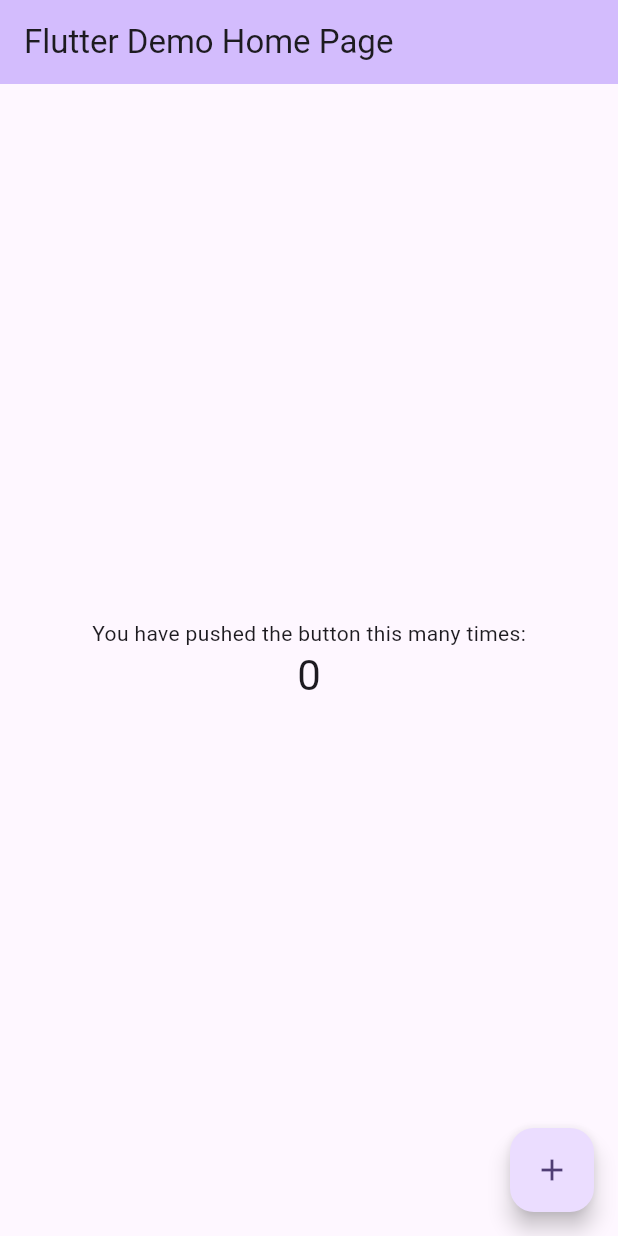
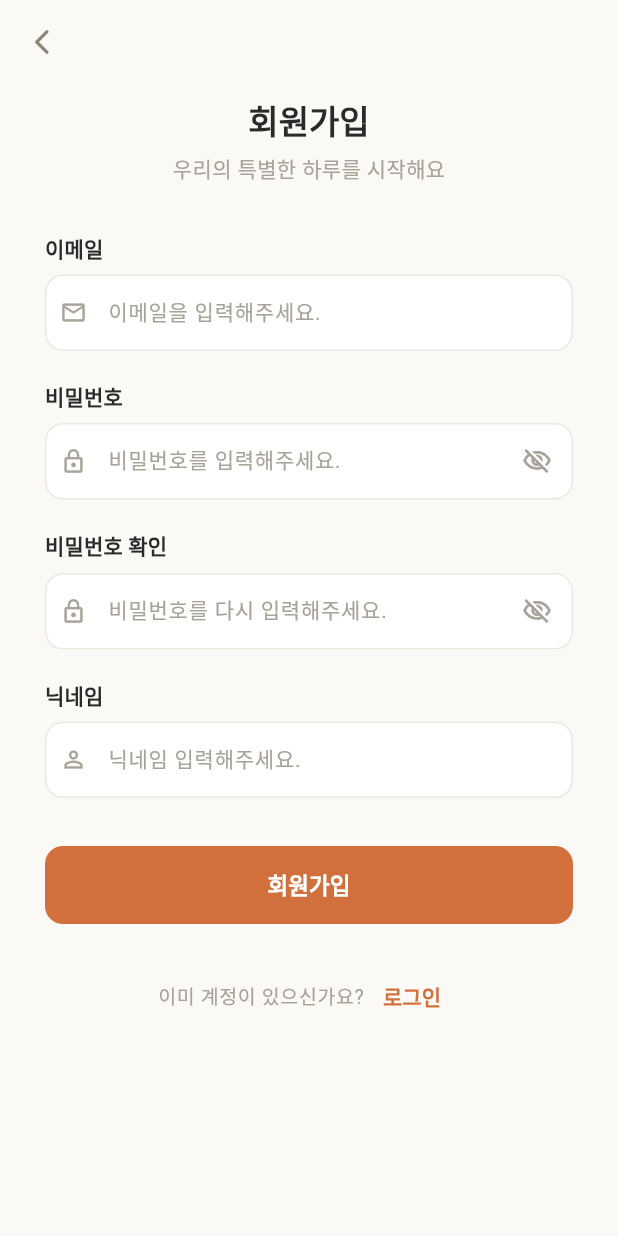
Before and after one commit to kobeay/couple-schedule-app, a Flutter app: the screen it shows after launch, on a phone screen of 412 x 824 dp. Run offline on Flutter 3.47's test engine with Material 3 defaults, Android fonts, the phone set to English and light mode, and no system bars; our stand-ins replace flutter_riverpod; Roboto replaces fonts that are missing (Pretendard).

Commit message:
feat: 회원가입 화면 UI 구현 (#1)

```diff
--- /dev/null
+++ b/lib/app/theme/app_color_scheme.dart
@@ -0,0 +1,38 @@
+import 'package:flutter/material.dart';
+
+import 'app_colors.dart';
+
+/// 앱 색상을 Material 3의 의미별 색상 역할에 연결
+abstract final class AppColorScheme {
+  static const light = ColorScheme(
+    brightness: Brightness.light, // 라이트 테마
+    // 앱의 주요 강조 색상
+    primary: AppColors.primary,
+    onPrimary: AppColors.surface, // Primary 위의 텍스트/아이콘
+    primaryContainer: AppColors.primaryContainer, // Primary 계열의 연한 영역
+    onPrimaryContainer: AppColors.onPrimaryContainer, // 해당 영역 위 텍스트
+    // Secondary - 내 일정
+    secondary: AppColors.mySchedule,
+    onSecondary: AppColors.surface,
+    secondaryContainer: AppColors.myScheduleContainer,
+    onSecondaryContainer: AppColors.onMySchedule,
+
+    // Tertiary - 우리 일정
+    tertiary: AppColors.sharedSchedule,
+    onTertiary: AppColors.surface,
+    tertiaryContainer: AppColors.sharedScheduleContainer,
+    onTertiaryContainer: AppColors.onSharedSchedule,
+
+    // 오류/삭제
+    error: AppColors.destructive,
+    onError: AppColors.surface, // 오류 색상 위의 텍스트/아이콘
+    // 카드, 입력창 등의 표면
+    surface: AppColors.surface,
+    onSurface: AppColors.textPrimary, // Surface 위 기본 텍스트
+    surfaceContainerHighest: AppColors.surfaceMuted, // 구분용 연한 표면
+    onSurfaceVariant: AppColors.textSecondary, // 보조 텍스트
+    // 테두리/구분선
+    outline: AppColors.outline,
+    outlineVariant: AppColors.outlineSubtle,
+  );
+}
--- /dev/null
+++ b/lib/app/theme/app_colors.dart
@@ -0,0 +1,52 @@
+import 'package:flutter/material.dart';
+
+/// Couple Schedule 앱에서 사용하는 공통 색상
+abstract final class AppColors {
+  // 기본 배경/표면
+  static const background = Color(0xFFFAF9F6); // 화면 전체 배경
+  static const surface = Color(0xFFFFFFFF); // 카드, 입력창 등 흰색 표면
+  static const surfaceMuted = Color(0xFFF5F3EE); // 구분이 필요한 연한 배경
+
+  // Primary
+  static const primary = Color(0xFFD2703D); // 주요 버튼, 강조 요소
+  static const primaryContainer = Color(0xFFFFF6EE); // Primary 계열의 연한 배경
+  static const onPrimaryContainer = Color(0xFF8A6650); // Primary 연한 배경 위 텍스트
+  static const primaryContainerOutline = Color(0xFFF3E2D2); // Primary 계열 영역 테두리
+
+  // Text
+  static const textPrimary = Color(0xFF2B2A28); // 제목, 본문 등 기본 텍스트
+  static const textSecondary = Color(0xFF6B6860); // 설명 등 보조 텍스트
+  static const textIcon = Color(0xFF8A8778); // 뒤로가기 등 보조 아이콘
+  static const textTertiary = Color(0xFFA8A399); // Hint 등 약한 텍스트
+  static const textDisabled = Color(0xFFC7C2B6); // 비활성화 텍스트
+
+  // Border
+  static const outline = Color(0xFFECE8E0); // 입력창, 카드 등 기본 테두리
+  static const outlineSubtle = Color(0xFFF2EFE9); // Divider 등 약한 구분선
+  static const destructiveOutline = Color(0xFFECE0D8); // 삭제/위험 요소 테두리
+
+  // 상태/기타
+  static const destructive = Color(0xFFC97B6B); // 삭제, 오류 등 위험 요소
+  static const navigationInactive = Color(0xFFB4AFA3); // 선택되지 않은 네비게이션 아이콘
+  static const switchInactive = Color(0xFFE4E1D8); // 꺼진 Switch
+  static const calendarSaturday = Color(0xFF7C93C9); // 달력 토요일
+  static const calendarSunday = destructive; // 달력 일요일
+
+  // 내 일정
+  static const mySchedule = Color(0xFF6F83E6); // 내 일정 대표색
+  static const onMySchedule = Color(0xFF4A5DC9); // 내 일정 연한 배경 위 텍스트
+  static const myScheduleContainer = Color(0xFFE9ECFC); // 내 일정 연한 배경
+
+  // 상대방 일정
+  static const partnerSchedule = Color(0xFFE887A8); // 상대방 일정 대표색
+  static const onPartnerSchedule = Color(0xFFB23D68); // 상대방 일정 연한 배경 위 텍스트
+  static const partnerScheduleContainer = Color(0xFFFBEAF0); // 상대방 일정 연한 배경
+
+  // 우리 일정
+  static const sharedSchedule = Color(0xFFA987D4); // 우리 일정 대표색
+  static const onSharedSchedule = Color(0xFF7A56B0); // 우리 일정 연한 배경 위 텍스트
+  static const sharedScheduleContainer = Color(0xFFF1E9F8); // 우리 일정 연한 배경
+
+  // 소셜 로그인
+  static const kakao = Color(0xFFFEE500); // 카카오 로그인 버튼
+}
--- /dev/null
+++ b/lib/app/theme/app_text_theme.dart
@@ -0,0 +1,110 @@
+import 'package:flutter/material.dart';
+
+import 'app_colors.dart';
+
+/// 앱에서 사용하는 공통 텍스트 스타일
+abstract final class AppTextTheme {
+  static const fontFamily = 'Pretendard';
+
+  static const light = TextTheme(
+    // 매우 큰 강조 텍스트
+    displayLarge: TextStyle(
+      fontFamily: fontFamily,
+      fontSize: 38,
+      fontWeight: FontWeight.w700,
+      color: AppColors.textPrimary,
+    ),
+    displayMedium: TextStyle(
+      fontFamily: fontFamily,
+      fontSize: 28,
+      fontWeight: FontWeight.w700,
+      color: AppColors.textPrimary,
+    ),
+    displaySmall: TextStyle(
+      fontFamily: fontFamily,
+      fontSize: 26,
+      fontWeight: FontWeight.w700,
+      color: AppColors.textPrimary,
+    ),
+
+    // 화면/섹션 제목
+    headlineLarge: TextStyle(
+      fontFamily: fontFamily,
+      fontSize: 22,
+      fontWeight: FontWeight.w700,
+      color: AppColors.textPrimary,
+    ),
+    headlineMedium: TextStyle(
+      fontFamily: fontFamily,
+      fontSize: 18,
+      fontWeight: FontWeight.w700,
+      color: AppColors.textPrimary,
+    ),
+    headlineSmall: TextStyle(
+      fontFamily: fontFamily,
+      fontSize: 16,
+      fontWeight: FontWeight.w700,
+      color: AppColors.textPrimary,
+    ),
+
+    // 작은 제목, 강조 텍스트
+    titleLarge: TextStyle(
+      fontFamily: fontFamily,
+      fontSize: 15,
+      fontWeight: FontWeight.w700,
+      color: AppColors.textPrimary,
+    ),
+    titleMedium: TextStyle(
+      fontFamily: fontFamily,
+      fontSize: 15,
+      fontWeight: FontWeight.w600,
+      color: AppColors.textPrimary,
+    ),
+    titleSmall: TextStyle(
+      fontFamily: fontFamily,
+      fontSize: 14,
+      fontWeight: FontWeight.w600,
+      color: AppColors.textPrimary,
+    ),
+
+    // 일반 본문/설명
+    bodyLarge: TextStyle(
+      fontFamily: fontFamily,
+      fontSize: 15,
+      fontWeight: FontWeight.w400,
+      color: AppColors.textPrimary,
+    ),
+    bodyMedium: TextStyle(
+      fontFamily: fontFamily,
+      fontSize: 14,
+      fontWeight: FontWeight.w400,
+      color: AppColors.textPrimary,
+    ),
+    bodySmall: TextStyle(
+      fontFamily: fontFamily,
+      fontSize: 13,
+      fontWeight: FontWeight.w400,
+      color: AppColors.textSecondary,
+    ),
+
+    // 버튼, 라벨 등 짧은 텍스트
+    labelLarge: TextStyle(
+      fontFamily: fontFamily,
+      fontSize: 14,
+      fontWeight: FontWeight.w600,
+      color: AppColors.textPrimary,
+    ),
+    labelMedium: TextStyle(
+      fontFamily: fontFamily,
+      fontSize: 13,
+      fontWeight: FontWeight.w600,
+      color: AppColors.textSecondary,
+    ),
+    labelSmall: TextStyle(
+      fontFamily: fontFamily,
+      fontSize: 11,
+      fontWeight: FontWeight.w600,
+      color: AppColors.textSecondary,
+    ),
+  );
+}
--- /dev/null
+++ b/lib/app/theme/app_theme.dart
@@ -0,0 +1,95 @@
+import 'package:flutter/material.dart';
+
+import 'app_color_scheme.dart';
+import 'app_colors.dart';
+import 'app_text_theme.dart';
+
+/// 앱 전체에 적용되는 Material 3 공통 테마
+abstract final class AppTheme {
+  static final light = ThemeData(
+    useMaterial3: true, // Material 3 사용
+    // 공통 색상/텍스트 테마
+    colorScheme: AppColorScheme.light,
+    fontFamily: AppTextTheme.fontFamily,
+    textTheme: AppTextTheme.light,
+
+    // Scaffold 기본 화면 배경
+    scaffoldBackgroundColor: AppColors.background,
+
+    // AppBar 기본 스타일
+    appBarTheme: AppBarTheme(
+      backgroundColor: AppColors.background, // AppBar 배경
+      foregroundColor: AppColors.textPrimary, // 아이콘/텍스트 색상
+      surfaceTintColor: Colors.transparent, // 스크롤 시 Material 색상 변화 제거
+      elevation: 0, // 그림자 제거
+      scrolledUnderElevation: 0, // 스크롤 시에도 그림자 제거
+      titleTextStyle: AppTextTheme.light.headlineSmall, // AppBar 제목
+    ),
+
+    // Card 기본 스타일
+    cardTheme: const CardThemeData(
+      color: AppColors.surface, // 카드 배경
+      surfaceTintColor: Colors.transparent,
+      elevation: 0, // 그림자 제거
+      shape: RoundedRectangleBorder(
+        borderRadius: BorderRadius.all(Radius.circular(16)), // 카드 모서리
+        side: BorderSide(color: AppColors.outline), // 카드 테두리
+      ),
+    ),
+
+    // TextField / TextFormField 기본 스타일
+    inputDecorationTheme: const InputDecorationTheme(
+      filled: true,
+      fillColor: AppColors.surface, // 입력창 배경
+      contentPadding: EdgeInsets.symmetric(horizontal: 16, vertical: 14),
+      hintStyle: TextStyle(
+        color: AppColors.textTertiary, // Hint 텍스트
+        fontSize: 14,
+      ),
+      enabledBorder: OutlineInputBorder(
+        borderRadius: BorderRadius.all(Radius.circular(12)),
+        borderSide: BorderSide(color: AppColors.outline), // 평상시 테두리
+      ),
+      focusedBorder: OutlineInputBorder(
+        borderRadius: BorderRadius.all(Radius.circular(12)),
+        borderSide: BorderSide(color: AppColors.primary), // 입력 중 테두리
+      ),
+      errorBorder: OutlineInputBorder(
+        borderRadius: BorderRadius.all(Radius.circular(12)),
+        borderSide: BorderSide(color: AppColors.destructive), // 오류 테두리
+      ),
+    ),
+
+    // 주요 버튼 기본 스타일
+    filledButtonTheme: FilledButtonThemeData(
+      style: FilledButton.styleFrom(
+        backgroundColor: AppColors.primary, // 버튼 배경
+        foregroundColor: AppColors.surface, // 버튼 텍스트/아이콘
+        textStyle: AppTextTheme.light.titleLarge,
+        padding: const EdgeInsets.symmetric(vertical: 15),
+        shape: const RoundedRectangleBorder(
+          borderRadius: BorderRadius.all(Radius.circular(12)),
+        ),
+      ),
+    ),
+
+    // 보조 버튼 기본 스타일
+    outlinedButtonTheme: OutlinedButtonThemeData(
+      style: OutlinedButton.styleFrom(
+        backgroundColor: AppColors.surface, // 버튼 배경
+        foregroundColor: AppColors.textPrimary, // 버튼 텍스트/아이콘
+        textStyle: AppTextTheme.light.labelLarge,
+        padding: const EdgeInsets.symmetric(vertical: 13),
+        side: const BorderSide(color: AppColors.outline), // 버튼 테두리
+        shape: const RoundedRectangleBorder(
+          borderRadius: BorderRadius.all(Radius.circular(12)),
+        ),
+      ),
+    ),
+
+    // Divider 기본 스타일
+    dividerTheme: const DividerThemeData(
+      color: AppColors.outlineSubtle, // 영역 구분선
+    ),
+  );
+}
--- /dev/null
+++ b/lib/features/auth/presentation/pages/sign_up_page.dart
@@ -0,0 +1,110 @@
+import 'package:couple_schedule_app/app/theme/app_colors.dart';
+import 'package:couple_schedule_app/features/auth/presentation/widgets/sign_up_field.dart';
+import 'package:flutter/material.dart';
+import 'package:flutter_riverpod/flutter_riverpod.dart';
+
+class SignUpPage extends ConsumerStatefulWidget {
+  const SignUpPage({super.key});
+
+  @override
+  ConsumerState<SignUpPage> createState() => _SignUpPageState();
+}
+
+class _SignUpPageState extends ConsumerState<SignUpPage> {
+  @override
+  Widget build(BuildContext context) {
+    final textTheme = Theme.of(context).textTheme;
+
+    return Scaffold(
+      appBar: AppBar(
+        leading: IconButton(
+          onPressed: () => Navigator.maybePop(context),
+          icon: const Icon(Icons.arrow_back_ios_new_rounded),
+          iconSize: 20,
+          color: AppColors.textIcon,
+        ),
+      ),
+      body: SafeArea(
+        child: SingleChildScrollView(
+          child: Padding(
+            padding: const EdgeInsetsGeometry.fromLTRB(30, 10, 30, 40),
+            child: Column(
+              crossAxisAlignment: CrossAxisAlignment.stretch,
+              children: [
+                Column(
+                  children: [
+                    Text('회원가입', style: textTheme.headlineLarge),
+                    const SizedBox(height: 8),
+                    Text(
+                      '우리의 특별한 하루를 시작해요',
+                      style: textTheme.bodyMedium?.copyWith(
+                        color: AppColors.textTertiary,
+                      ),
+                    ),
+                  ],
+                ),
+
+                const SizedBox(height: 32),
+
+                SignUpField(
+                  label: '이메일',
+                  hintText: '이메일을 입력해주세요.',
+                  prefixIcon: Icons.mail_outline,
+                  keyboardType: TextInputType.emailAddress,
+                ),
+
+                const SizedBox(height: 20),
+
+                SignUpField(
+                  label: '비밀번호',
+                  hintText: '비밀번호를 입력해주세요.',
+                  prefixIcon: Icons.lock_outline,
+                  obscureText: true,
+                ),
+
+                const SizedBox(height: 20),
+
+                SignUpField(
+                  label: '비밀번호 확인',
+                  hintText: '비밀번호를 다시 입력해주세요.',
+                  prefixIcon: Icons.lock_outline,
+                  obscureText: true,
+                ),
+
+                const SizedBox(height: 20),
+
+                SignUpField(
+                  label: '닉네임',
+                  hintText: '닉네임 입력해주세요.',
+                  prefixIcon: Icons.person_outline,
+                ),
+
+                const SizedBox(height: 32),
+
+                FilledButton(onPressed: () {}, child: const Text('회원가입')),
+
+                const SizedBox(height: 24),
+
+                Row(
+                  mainAxisAlignment: MainAxisAlignment.center,
+                  children: [
+                    Text(
+                      '이미 계정이 있으신가요?',
+                      style: textTheme.bodySmall?.copyWith(
+                        color: AppColors.textTertiary,
+                      ),
+                    ),
+                    TextButton(
+                      onPressed: () => Navigator.maybePop(context),
+                      child: const Text('로그인'),
+                    ),
+                  ],
+                ),
+              ],
+            ),
+          ),
+        ),
+      ),
+    );
+  }
+}
--- /dev/null
+++ b/lib/features/auth/presentation/widgets/sign_up_field.dart
@@ -0,0 +1,86 @@
+import 'package:couple_schedule_app/app/theme/app_colors.dart';
+import 'package:flutter/material.dart';
+
+class SignUpField extends StatefulWidget {
+  const SignUpField({
+    super.key,
+    required this.label,
+    required this.hintText,
+    required this.prefixIcon,
+    this.keyboardType,
+    this.obscureText = false,
+  });
+
+  final String label;
+  final String hintText;
+  final IconData prefixIcon;
+  final TextInputType? keyboardType;
+  final bool obscureText;
+
+  @override
+  State<SignUpField> createState() => SignUpFieldState();
+}
+
+class SignUpFieldState extends State<SignUpField> {
+  late bool _obscureText;
+
+  @override
+  void initState() {
+    super.initState();
+    _obscureText = widget.obscureText;
+  }
+
+  @override
+  Widget build(BuildContext context) {
+    final textTheme = Theme.of(context).textTheme;
+
+    return Column(
+      crossAxisAlignment: CrossAxisAlignment.start,
+      children: [
+        Text(
+          widget.label,
+          style: textTheme.titleSmall?.copyWith(color: AppColors.textPrimary),
+        ),
+
+        const SizedBox(height: 8),
+
+        TextFormField(
+          keyboardType: widget.keyboardType,
+          obscureText: _obscureText,
+          decoration: InputDecoration(
+            hintText: widget.hintText,
+
+            prefixIcon: Padding(
+              padding: const EdgeInsets.symmetric(horizontal: 10),
+              child: Icon(
+                widget.prefixIcon,
+                size: 18,
+                color: AppColors.textTertiary,
+              ),
+            ),
+            prefixIconConstraints: const BoxConstraints(
+              minWidth: 18,
+              minHeight: 18,
+            ),
+            suffixIcon: widget.obscureText
+                ? IconButton(
+                    onPressed: () {
+                      setState(() {
+                        _obscureText = !_obscureText;
+                      });
+                    },
+                    icon: Icon(
+                      _obscureText
+                          ? Icons.visibility_off_outlined
+                          : Icons.visibility_outlined,
+                    ),
+                    color: AppColors.textTertiary,
+                    iconSize: 20,
+                  )
+                : null,
+          ),
+        ),
+      ],
+    );
+  }
+}
--- a/lib/main.dart
+++ b/lib/main.dart
@@ -1,122 +1,22 @@
+import 'package:couple_schedule_app/app/theme/app_theme.dart';
+import 'package:couple_schedule_app/features/auth/presentation/pages/sign_up_page.dart';
 import 'package:flutter/material.dart';
+import 'package:flutter_riverpod/flutter_riverpod.dart';
 
 void main() {
-  runApp(const MyApp());
+  runApp(const ProviderScope(child: MyApp()));
 }
 
 class MyApp extends StatelessWidget {
   const MyApp({super.key});
 
-  // This widget is the root of your application.
   @override
   Widget build(BuildContext context) {
     return MaterialApp(
-      title: 'Flutter Demo',
-      theme: ThemeData(
-        // This is the theme of your application.
-        //
-        // TRY THIS: Try running your application with "flutter run". You'll see
-        // the application has a purple toolbar. Then, without quitting the app,
-        // try changing the seedColor in the colorScheme below to Colors.green
-        // and then invoke "hot reload" (save your changes or press the "hot
-        // reload" button in a Flutter-supported IDE, or press "r" if you used
-        // the command line to start the app).
-        //
-        // Notice that the counter didn't reset back to zero; the application
-        // state is not lost during the reload. To reset the state, use hot
-        // restart instead.
-        //
-        // This works for code too, not just values: Most code changes can be
-        // tested with just a hot reload.
-        colorScheme: .fromSeed(seedColor: Colors.deepPurple),
-      ),
-      home: const MyHomePage(title: 'Flutter Demo Home Page'),
+      debugShowCheckedModeBanner: false,
+      title: 'Couple Schedule',
+      theme: AppTheme.light,
+      home: SignUpPage(),
     );
   }
 }
-
-class MyHomePage extends StatefulWidget {
-  const MyHomePage({super.key, required this.title});
-
-  // This widget is the home page of your application. It is stateful, meaning
-  // that it has a State object (defined below) that contains fields that affect
-  // how it looks.
-
-  // This class is the configuration for the state. It holds the values (in this
-  // case the title) provided by the parent (in this case the App widget) and
-  // used by the build method of the State. Fields in a Widget subclass are
-  // always marked "final".
-
-  final String title;
-
-  @override
-  State<MyHomePage> createState() => _MyHomePageState();
-}
-
-class _MyHomePageState extends State<MyHomePage> {
-  int _counter = 0;
-
-  void _incrementCounter() {
-    setState(() {
-      // This call to setState tells the Flutter framework that something has
-      // changed in this State, which causes it to rerun the build method below
-      // so that the display can reflect the updated values. If we changed
-      // _counter without calling setState(), then the build method would not be
-      // called again, and so nothing would appear to happen.
-      _counter++;
-    });
-  }
-
-  @override
-  Widget build(BuildContext context) {
-    // This method is rerun every time setState is called, for instance as done
-    // by the _incrementCounter method above.
-    //
-    // The Flutter framework has been optimized to make rerunning build methods
-    // fast, so that you can just rebuild anything that needs updating rather
-    // than having to individually change instances of widgets.
-    return Scaffold(
-      appBar: AppBar(
-        // TRY THIS: Try changing the color here to a specific color (to
-        // Colors.amber, perhaps?) and trigger a hot reload to see the AppBar
-        // change color while the other colors stay the same.
-        backgroundColor: Theme.of(context).colorScheme.inversePrimary,
-        // Here we take the value from the MyHomePage object that was created by
-        // the App.build method, and use it to set our appbar title.
-        title: Text(widget.title),
-      ),
-      body: Center(
-        // Center is a layout widget. It takes a single child and positions it
-        // in the middle of the parent.
-        child: Column(
-          // Column is also a layout widget. It takes a list of children and
-          // arranges them vertically. By default, it sizes itself to fit its
-          // children horizontally, and tries to be as tall as its parent.
-          //
-          // Column has various properties to control how it sizes itself and
-          // how it positions its children. Here we use mainAxisAlignment to
-          // center the children vertically; the main axis here is the vertical
-          // axis because Columns are vertical (the cross axis would be
-          // horizontal).
-          //
-          // TRY THIS: Invoke "debug painting" (choose the "Toggle Debug Paint"
-          // action in the IDE, or press "p" in the console), to see the
-          // wireframe for each widget.
-          mainAxisAlignment: .center,
-          children: [
-            const Text('You have pushed the button this many times:'),
-            Text(
-              '$_counter',
-              style: Theme.of(context).textTheme.headlineMedium,
-            ),
-          ],
-        ),
-      ),
-      floatingActionButton: FloatingActionButton(
-        onPressed: _incrementCounter,
-        tooltip: 'Increment',
-        child: const Icon(Icons.add),
-      ),
-    );
-  }
-}
```
Also changed, not shown: pubspec.yaml (+3 -68 lines), pubspec.lock.
